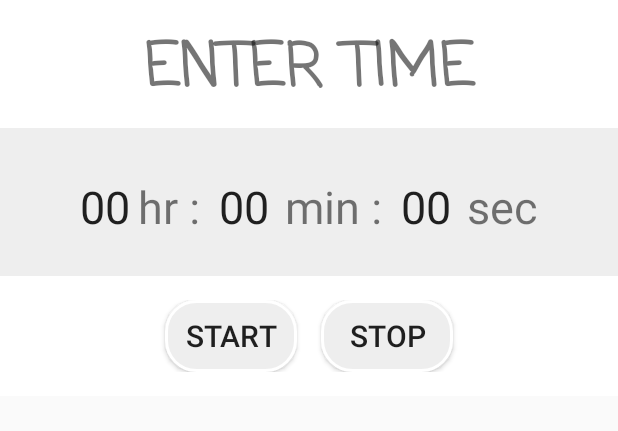
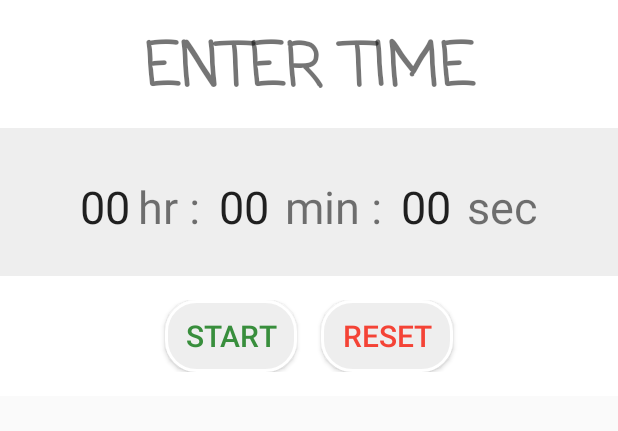
Before and after one commit to harshabhadra/Timer-App, an Android app: the screen it shows after launch (MainActivity), after a tap on "OK", on a phone screen of 412 x 824 dp, the part 96-527 px from its top. Run offline under Robolectric (Android 15) with nearby library versions, the phone set to English and light mode, and no system bars; 1 other tap on this screen came first.

Commit message:
Add some additional features

```diff
--- a/app/src/main/AndroidManifest.xml
+++ b/app/src/main/AndroidManifest.xml
@@ -4,7 +4,8 @@
 
     <application
         android:allowBackup="true"
-        android:icon="@mipmap/ic_launcher"
+        android:icon="@drawable/timer"
+        android:label="Timer"
         android:roundIcon="@mipmap/ic_launcher_round"
         android:supportsRtl="true"
         android:theme="@style/AppTheme">
--- a/app/src/main/java/com/example/android/reminderapp/MainActivity.java
+++ b/app/src/main/java/com/example/android/reminderapp/MainActivity.java
@@ -62,8 +62,6 @@ public class MainActivity extends AppCompatActivity {
 
         final TextView timeLeft = findViewById(R.id.timeLeft);
         timeLeft.setVisibility(View.GONE);
-        final TextView resultText = findViewById(R.id.result);
-        resultText.setVisibility(View.GONE);
         final EditText entrySec = findViewById(R.id.entrySec);
         final EditText entryHour = findViewById(R.id.entryHour);
         final EditText entryMinute = findViewById(R.id.entryMin);
@@ -80,7 +78,6 @@ public class MainActivity extends AppCompatActivity {
             public void onClick(View v) {
 
                 timer.setVisibility(View.VISIBLE);
-                resultText.setVisibility(View.GONE);
                 stop = false;
                 isStop = false;
                 long hr = Long.parseLong(entryHour.getText().toString()) * 3600;
@@ -114,8 +111,6 @@ public class MainActivity extends AppCompatActivity {
 
                     @Override
                     public void onFinish() {
-                        resultText.setVisibility(View.VISIBLE);
-                        resultText.animate().rotationX(360).setDuration(1000);
                         countDownTimer.cancel();
 
                         int result = audioManager.requestAudioFocus(changeListener, AudioManager.STREAM_MUSIC
@@ -124,12 +119,10 @@ public class MainActivity extends AppCompatActivity {
                         if (result == AudioManager.AUDIOFOCUS_REQUEST_GRANTED) {
 
                             mediaPlayer = MediaPlayer.create(MainActivity.this, R.raw.ring);
+                            mediaPlayer.setLooping(true);
                             mediaPlayer.start();
-
-                            mediaPlayer.setOnCompletionListener(completionListener);
                             okText.setVisibility(View.VISIBLE);
                             timeLeft.setVisibility(View.GONE);
-                            resultText.setVisibility(View.GONE);
                             entryHour.setVisibility(View.GONE);
                             entryMinute.setVisibility(View.GONE);
                             entrySec.setVisibility(View.GONE);
@@ -138,6 +131,7 @@ public class MainActivity extends AppCompatActivity {
                             start.setVisibility(View.GONE);
                             entryHour.setVisibility(View.GONE);
                             entryTime.setVisibility(View.INVISIBLE);
+
                         }
 
 
@@ -158,10 +152,10 @@ public class MainActivity extends AppCompatActivity {
         okText.setOnClickListener(new View.OnClickListener() {
             @Override
             public void onClick(View v) {
+
                 releaseMediaPlayer();
                 timeLeft.setVisibility(View.GONE);
                 timer.setVisibility(View.VISIBLE);
-                resultText.setVisibility(View.GONE);
                 entryHour.setVisibility(View.VISIBLE);
                 entryMinute.setVisibility(View.VISIBLE);
                 entrySec.setVisibility(View.VISIBLE);
--- a/app/src/main/res/layout/activity_main.xml
+++ b/app/src/main/res/layout/activity_main.xml
@@ -134,17 +134,6 @@
                 tools:text="Time left" />
 
             <TextView
-                android:id="@+id/result"
-                android:layout_width="wrap_content"
-                android:layout_height="wrap_content"
-                android:layout_gravity="center"
-                android:background="@drawable/shape"
-                android:text=" Time up "
-                android:textAllCaps="true"
-                android:textSize="36sp"
-                android:textStyle="bold" />
-
-            <TextView
                 android:id="@+id/pause"
                 android:layout_width="wrap_content"
                 android:layout_height="wrap_content"
@@ -179,6 +168,7 @@
                 android:layout_gravity="bottom"
                 android:background="@drawable/shape"
                 android:text="start"
+                android:textColor="#388E3C"
                 android:textSize="20sp" />
 
             <Button
@@ -188,7 +178,8 @@
                 android:layout_gravity="bottom"
                 android:layout_marginLeft="16dp"
                 android:background="@drawable/shape"
-                android:text="Stop"
+                android:text="Reset"
+                android:textColor="#F44336"
                 android:textSize="20sp" />
         </LinearLayout>
 
```
Also changed, not shown: app/src/main/res/drawable/timer.png (added).
